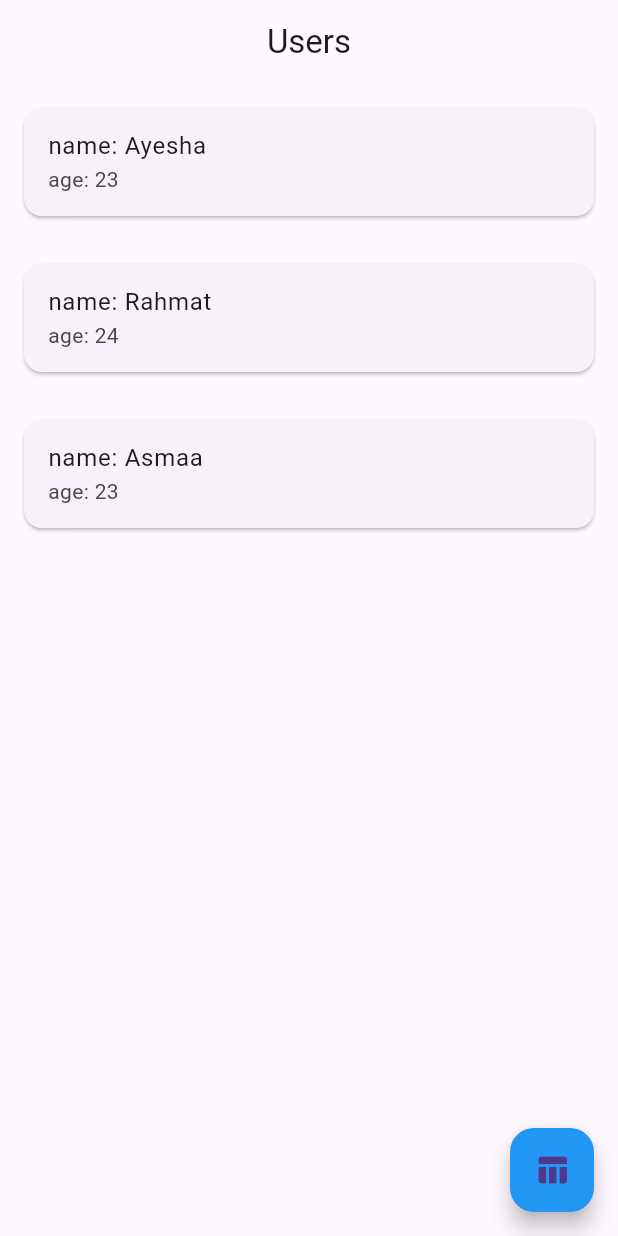
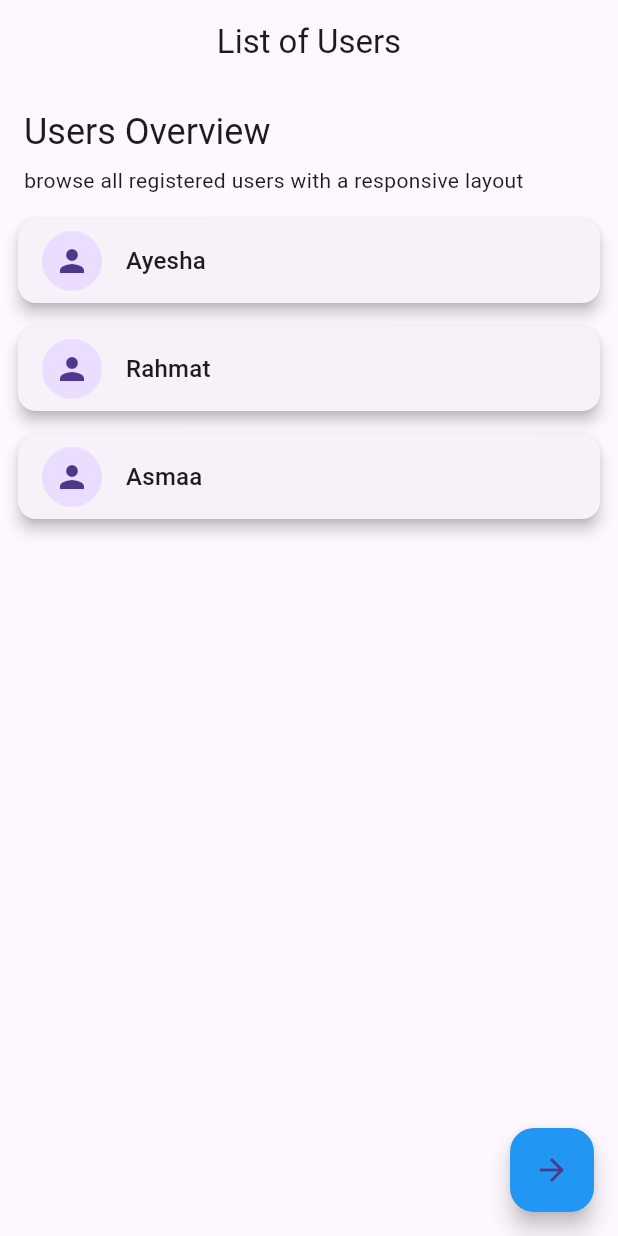
Before and after one commit to Shaikayesha2607/flutter-getx-table, a Flutter app: the screen it shows after launch, on a phone screen of 412 x 824 dp. Run offline on Flutter 3.47's test engine with Material 3 defaults, Android fonts, the phone set to English and light mode, and no system bars; our stand-ins replace get, responsive_framework.

Commit message:
practiced responsive framework for mobile and browser

```diff
--- a/lib/modules/card/card_screen.dart
+++ b/lib/modules/card/card_screen.dart
@@ -1,48 +1,62 @@
 import 'package:flutter/material.dart';
 import 'package:get/get.dart';
 import 'package:mysecondpr/modules/card/card_controller.dart';
+import 'package:responsive_framework/responsive_framework.dart';
+import 'package:mysecondpr/modules/card/widgets/header.dart';
+import 'package:mysecondpr/modules/card/widgets/mobilelist.dart';
+import 'package:mysecondpr/modules/card/widgets/tablet_dekstop.dart';
+import '../../routes/app_routes.dart';
+
+
 // import 'package:mysecondpr/views/table_screen.dart';
 
-class CardScreen extends StatelessWidget {
+class CardScreen extends GetView<CardController> {
    CardScreen({super.key});
 
-    // final CardController controller = Get.put(CardController());
-   final CardController controller = Get.find<CardController>();
+
   @override
   Widget build(BuildContext context) {
+    final bp = ResponsiveBreakpoints.of(context);
     return Scaffold(
       appBar: AppBar(
-        title: Text('Users'),
+        title: Text('List of Users'),
         centerTitle: true,
       ),
       body: GetBuilder<CardController>(
           builder:(_){
-            return ListView.builder(
-                itemCount: controller.users.length,
-                itemBuilder: (context,index){
-                  final user = controller.users[index];
-                  return Card(
-                    margin: EdgeInsets.all(16),
-                    child: ListTile(
-                      title:Text('name: ${user.name}'),
-                      subtitle: Text('age: ${user.age}'),
-                      onTap: (){
-                        controller.showPopup();
-                      },
+            return Align(
+                alignment: Alignment.topCenter,
+                  child: ConstrainedBox(
+                    constraints: BoxConstraints(
+                      maxWidth: bp.isDesktop ? 1100 : double.infinity
                     ),
-                  );
-                }
-            );
+                      child: Column(
+                        crossAxisAlignment:CrossAxisAlignment.start ,
+                        children: [
+                          //HEADER
+                          Header(),
+                        // RESPONSIVE CONTENT
+                          Expanded(
+                              child: bp.isMobile
+                              ? MobileList() : TabletDesktopGrid(),)
+                        ],
+                      ),
+                  )
+              );
           }
-
       ),
-      floatingActionButton: FloatingActionButton(onPressed: (){
-        // Get.to(()=> TableScreen());
-          Get.toNamed("/login");
-      },
-      backgroundColor: Colors.blue,
-        child:Icon(Icons.table_chart),
-      ),
+      floatingActionButton: bp.isMobile? FloatingActionButton(
+          onPressed: (){
+          Get.toNamed(Routes.login);},
+        backgroundColor: Colors.blue,
+        child:Icon(Icons.arrow_forward),)
+        : FloatingActionButton.extended(
+          onPressed: (){
+            Get.toNamed(Routes.login);
+          },
+          backgroundColor: Colors.blue,
+          icon: Icon(Icons.arrow_forward),
+          label: Text('Go to Login Page')),
     ) ;
   }
 }
--- /dev/null
+++ b/lib/modules/card/widgets/header.dart
@@ -0,0 +1,21 @@
+import 'package:flutter/material.dart';
+import 'package:get/get.dart';
+
+class Header extends StatelessWidget {
+   Header({super.key});
+
+  @override
+  Widget build(BuildContext context) {
+    return Padding(padding: const EdgeInsetsGeometry.fromLTRB(16, 16, 16, 8),
+    child: Column(
+        crossAxisAlignment: CrossAxisAlignment.start,
+      children: [
+        Text("Users Overview",
+              style: Get.textTheme.headlineSmall,),
+        const SizedBox(height: 6),
+        Text("browse all registered users with a responsive layout",
+        style: Get.textTheme.bodyMedium,),
+      ],
+    ),);
+  }
+}
--- /dev/null
+++ b/lib/modules/card/widgets/mobilelist.dart
@@ -0,0 +1,17 @@
+import 'package:flutter/material.dart';
+import 'package:get/get.dart';
+import 'package:mysecondpr/modules/card/widgets/user_card_tile.dart';
+import '../card_controller.dart';
+class MobileList extends GetView<CardController> {
+  const MobileList({super.key});
+
+  @override
+  Widget build(BuildContext context) {
+    return ListView.builder(
+        itemCount: controller.users.length,
+        itemBuilder: (_,index){
+
+      return UserCardTile(user: controller.users[index]);
+    });
+  }
+}
--- /dev/null
+++ b/lib/modules/card/widgets/user_card_tile.dart
@@ -0,0 +1,31 @@
+import 'package:flutter/material.dart';
+import 'package:get/get.dart';
+import 'package:responsive_framework/responsive_framework.dart';
+import 'package:mysecondpr/modules/card/card_controller.dart';
+
+class UserCardTile extends GetView<CardController>{
+  final user;
+  const UserCardTile({super.key, required this.user});
+  @override
+  Widget build(BuildContext context) {
+    final bp = ResponsiveBreakpoints.of(context);
+    return Card(
+      elevation: 4,
+      margin:EdgeInsets.symmetric(
+      horizontal : bp.isMobile ? 12 : 0,
+      vertical:  8),
+      child: ListTile(
+        leading: const CircleAvatar(child: Icon(Icons.person)),
+        title: Text(user.name,
+        style: Get.textTheme.titleMedium
+        ),
+        subtitle: bp.isMobile ? null
+              :Text(
+                "Age: ${user.age}",
+          style: const TextStyle(color: Colors.grey),
+        ),
+        onTap: controller.showPopup,
+      ),
+    );
+  }
+}
--- a/lib/modules/login/login_controller.dart
+++ b/lib/modules/login/login_controller.dart
@@ -1,5 +1,6 @@
 import 'package:flutter/material.dart';
 import 'package:get/get.dart';
+import '../../routes/app_routes.dart';
 
 class LoginController extends GetxController{
   //form key
@@ -12,7 +13,7 @@ class LoginController extends GetxController{
     if(formKey.currentState!.validate()){
       Get.snackbar("Success", "form validated",
       snackPosition: SnackPosition.BOTTOM);
-      Get.toNamed('/table');
+      Get.toNamed(Routes.table);
     }
   }
   @override
--- a/lib/modules/table/table_screen.dart
+++ b/lib/modules/table/table_screen.dart
@@ -1,5 +1,6 @@
 import 'package:flutter/material.dart';
 import 'package:get/get.dart';
+import 'package:responsive_framework/responsive_framework.dart';
 import 'table_controller.dart';
 
 class TableScreen extends StatelessWidget {
@@ -11,6 +12,8 @@ class TableScreen extends StatelessWidget {
 
   @override
   Widget build(BuildContext context) {
+    // final bp = ResponsiveBreakpoints.of(context);
+    // print('Current Device:${bp.breakpoint.name}');
     return Scaffold(
       appBar: AppBar(
           title: const Text('Items Table'),
--- a/lib/routes/app_pages.dart
+++ b/lib/routes/app_pages.dart
@@ -1,4 +1,5 @@
 import 'package:get/get.dart';
+import 'app_routes.dart';
 import 'package:mysecondpr/modules/card/card_binding.dart';
 import 'package:mysecondpr/modules/login/login_binding.dart';
 import 'package:mysecondpr/modules/login/login_screen.dart';
@@ -9,17 +10,17 @@ import 'package:mysecondpr/modules/table/table_screen.dart';
 class AppPages {
   static final routes =[
     GetPage(
-      name:'/card',
+      name:Routes.card,
       page:() => CardScreen(),
       binding:CardBinding(),
     ),
     GetPage(
-        name: '/login',
+        name: Routes.login,
         page: () => LoginScreen(),
         binding: LoginBinding()
     ),
     GetPage(
-        name: '/table',
+        name: Routes.table,
         page: () => TableScreen(),
         binding: TableBinding()
     ),
--- /dev/null
+++ b/lib/routes/app_routes.dart
@@ -0,0 +1,7 @@
+abstract class Routes {
+  static const login = '/login';
+  static const card = '/card';
+  static const table = '/table';
+
+  static const initial = card;
+}
--- a/pubspec.yaml
+++ b/pubspec.yaml
@@ -31,6 +31,7 @@ dependencies:
   flutter:
     sdk: flutter
   get: ^4.7.3
+  responsive_framework: ^1.1.1
 
   # The following adds the Cupertino Icons font to your application.
   # Use with the CupertinoIcons class for iOS style icons.
```
Also changed, not shown: lib/main.dart (+14 -1 lines), lib/modules/card/widgets/tablet_dekstop.dart (added, +26 -0 lines), pubspec.lock.
